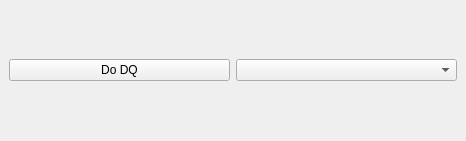
Qt form mySelectionNewDock_dockwidget_base.ui (andrewGIS/qgis) before a commit.
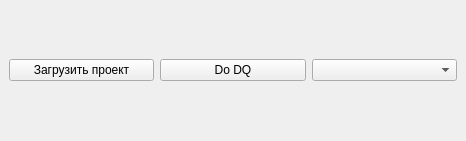
The same form after that commit.

Diff of the .ui file:
```diff
--- a/mySelectionNewDock_dockwidget_base.ui
+++ b/mySelectionNewDock_dockwidget_base.ui
@@ -15,16 +15,23 @@
   </property>
   <widget class="QWidget" name="dockWidgetContents">
    <layout class="QGridLayout" name="gridLayout">
-    <item row="0" column="0">
+    <item row="0" column="1">
      <widget class="QPushButton" name="pushButton">
       <property name="text">
        <string>Do DQ</string>
       </property>
      </widget>
     </item>
-    <item row="0" column="1">
+    <item row="0" column="2">
      <widget class="QComboBox" name="comboBox"/>
     </item>
+    <item row="0" column="0">
+     <widget class="QPushButton" name="loadProject">
+      <property name="text">
+       <string>Загрузить проект</string>
+      </property>
+     </widget>
+    </item>
    </layout>
   </widget>
  </widget>
```
